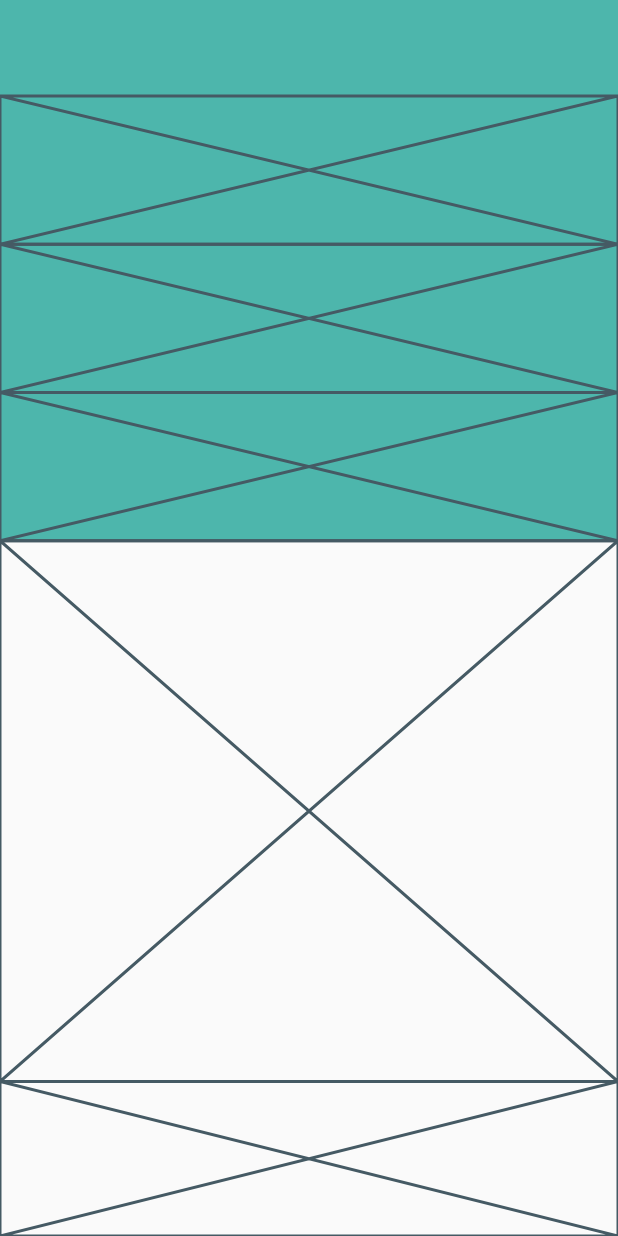
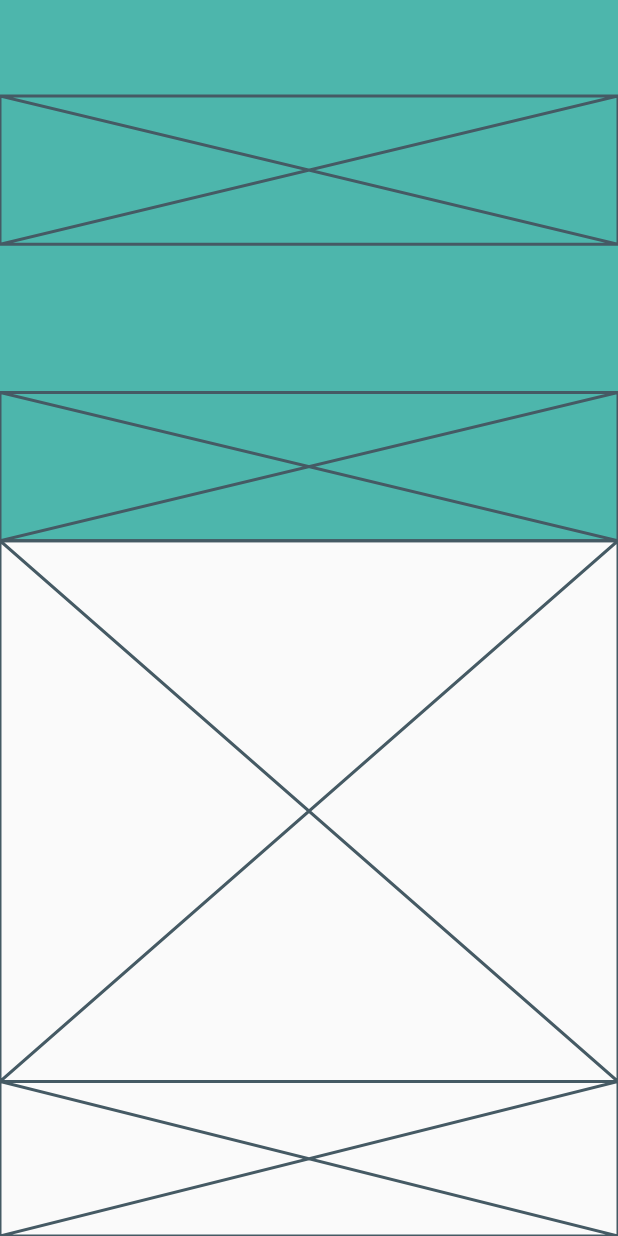
Before and after one commit to JAICHANGPARK/flutter_notebook_14th_story, a Flutter app: the screen it shows after launch, on a phone screen of 412 x 824 dp. Run offline on Flutter 3.47's test engine with Material 2 defaults, Android fonts, the phone set to English and light mode, and no system bars; our stand-ins replace date_picker_timeline, flutter_advanced_switch, flutter_lorem, get, google_fonts, line_icons; missing offline and left inert: rpgnamegenerator.

Commit message:
Update daa_home_page.dart

```diff
--- a/lib/ep877_doctor_appointment_app/ui/daa_home_page.dart
+++ b/lib/ep877_doctor_appointment_app/ui/daa_home_page.dart
@@ -21,7 +21,9 @@ class _DAAHomePageState extends State<DAAHomePage> {
                 children: [
                   SizedBox(height: 64,),
                   Expanded(child: Placeholder()),
-                  Expanded(child: Placeholder()),
+                  Expanded(child: Container(
+                    decoration: BoxDecoration(),
+                  )),
                   Expanded(child: Placeholder()),
                 ],
               ),
```
